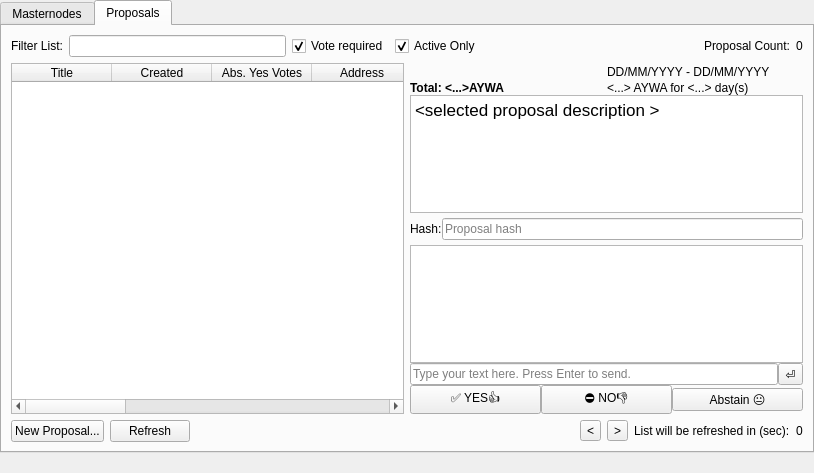
GetAywa/AywaCore, file src/qt/forms/masternodelist.ui: the form before one commit.
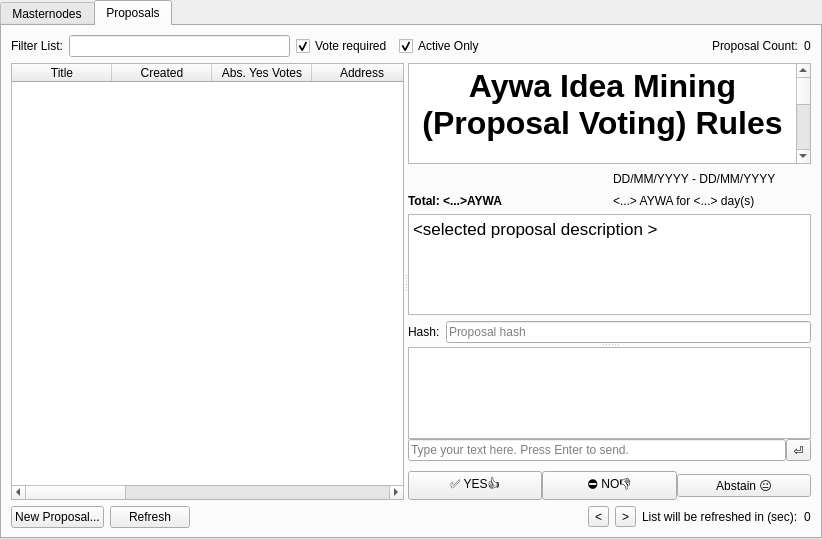
The form after the commit.

Commit message: Proposal Improvements: added aplitters and resolved some issues

What changed in the file:
```diff
--- a/src/qt/forms/masternodelist.ui
+++ b/src/qt/forms/masternodelist.ui
@@ -6,8 +6,8 @@
    <rect>
     <x>0</x>
     <y>0</y>
-    <width>814</width>
-    <height>473</height>
+    <width>822</width>
+    <height>539</height>
    </rect>
   </property>
   <property name="windowTitle">
@@ -286,73 +286,8 @@
         <attribute name="title">
          <string>Proposals</string>
         </attribute>
-        <layout class="QGridLayout" name="gridLayout">
-         <item row="3" column="0" rowspan="3">
-          <layout class="QHBoxLayout" name="horizontalLayout_4">
-           <property name="leftMargin">
-            <number>0</number>
-           </property>
-           <property name="topMargin">
-            <number>0</number>
-           </property>
+        <layout class="QVBoxLayout" name="verticalLayout_3">
            <item>
-            <widget class="QPushButton" name="buttonNewProposal">
-             <property name="text">
-              <string>New Proposal...</string>
-             </property>
-            </widget>
-           </item>
-           <item>
-            <widget class="QPushButton" name="buttonUpdateList">
-             <property name="text">
-              <string>Refresh</string>
-             </property>
-            </widget>
-           </item>
-           <item>
-            <spacer name="horizontalSpacer_4">
-             <property name="orientation">
-              <enum>Qt::Horizontal</enum>
-             </property>
-             <property name="sizeHint" stdset="0">
-              <size>
-               <width>40</width>
-               <height>20</height>
-              </size>
-             </property>
-            </spacer>
-           </item>
-           <item>
-            <widget class="QToolButton" name="bnFontSmaller">
-             <property name="text">
-              <string>&lt;</string>
-             </property>
-            </widget>
-           </item>
-           <item>
-            <widget class="QToolButton" name="bnFontBigger">
-             <property name="text">
-              <string>&gt;</string>
-             </property>
-            </widget>
-           </item>
-           <item>
-            <widget class="QLabel" name="label_text4567">
-             <property name="text">
-              <string>List will be refreshed in (sec):</string>
-             </property>
-            </widget>
-           </item>
-           <item>
-            <widget class="QLabel" name="labelProposalTabSeconds">
-             <property name="text">
-              <string>0</string>
-             </property>
-            </widget>
-           </item>
-          </layout>
-         </item>
-         <item row="0" column="0">
           <layout class="QHBoxLayout" name="horizontalLayout_31">
            <property name="bottomMargin">
             <number>0</number>
@@ -426,14 +361,16 @@
            </item>
           </layout>
          </item>
-         <item row="1" column="0">
+         <item>
+          <widget class="QSplitter" name="splitter">
+           <property name="mouseTracking">
+            <bool>false</bool>
+           </property>
+           <property name="orientation">
+            <enum>Qt::Horizontal</enum>
+           </property>
+           <widget class="QWidget" name="horizontalLayoutWidget">
           <layout class="QHBoxLayout" name="horizontalLayout_5">
-           <property name="spacing">
-            <number>-1</number>
-           </property>
-           <property name="topMargin">
-            <number>0</number>
-           </property>
            <item>
             <widget class="QTableWidget" name="tableWidgetProposals">
              <property name="editTriggers">
@@ -508,86 +445,30 @@
              </column>
             </widget>
            </item>
-           <item>
-            <layout class="QVBoxLayout" name="verticalLayout_3">
-             <property name="spacing">
-              <number>0</number>
-             </property>
-             <property name="rightMargin">
-              <number>0</number>
-             </property>
-             <item>
-              <layout class="QGridLayout" name="gridLayout_2">
-               <property name="topMargin">
-                <number>0</number>
-               </property>
-               <item row="0" column="0">
-                <widget class="QLabel" name="labelProposalName">
-                 <property name="font">
-                  <font>
-                   <pointsize>12</pointsize>
-                   <weight>75</weight>
-                   <bold>true</bold>
-                  </font>
-                 </property>
-                 <property name="text">
-                  <string>&lt;SELECTED PROPOSAL_NAME (DD/MM/YYYY)&gt;</string>
-                 </property>
-                </widget>
-               </item>
-               <item row="0" column="1">
-                <widget class="QLabel" name="labelProposalFromToDate">
-                 <property name="text">
-                  <string>DD/MM/YYYY - DD/MM/YYYY</string>
-                 </property>
-                </widget>
-               </item>
-               <item row="1" column="1">
-                <widget class="QLabel" name="labelProposalAmountAndDays">
-                 <property name="text">
-                  <string>&lt;...&gt; AYWA for &lt;...&gt; day(s)</string>
-                 </property>
-                </widget>
-               </item>
-               <item row="1" column="0">
-                <widget class="QLabel" name="labelTotalProposalBudget">
-                 <property name="font">
-                  <font>
-                   <weight>75</weight>
-                   <bold>true</bold>
-                  </font>
-                 </property>
-                 <property name="text">
-                  <string>Total: &lt;...&gt;AYWA</string>
-                 </property>
-                 <property name="alignment">
-                  <set>Qt::AlignLeading|Qt::AlignLeft|Qt::AlignVCenter</set>
-                 </property>
-                </widget>
-               </item>
-              </layout>
-             </item>
-             <item>
-              <widget class="QTextEdit" name="ProposalDescription_plainTextEdit">
-               <property name="html">
-                <string>&lt;!DOCTYPE HTML PUBLIC &quot;-//W3C//DTD HTML 4.0//EN&quot; &quot;http://www.w3.org/TR/REC-html40/strict.dtd&quot;&gt;
-&lt;html&gt;&lt;head&gt;&lt;meta name=&quot;qrichtext&quot; content=&quot;1&quot; /&gt;&lt;style type=&quot;text/css&quot;&gt;
-p, li { white-space: pre-wrap; }
-&lt;/style&gt;&lt;/head&gt;&lt;body style=&quot; font-family:'.SF NS Text'; font-size:13pt; font-weight:400; font-style:normal;&quot;&gt;
-&lt;p style=&quot; margin-top:0px; margin-bottom:0px; margin-left:0px; margin-right:0px; -qt-block-indent:0; text-indent:0px;&quot;&gt;&amp;lt;selected proposal description &amp;gt;&lt;/p&gt;&lt;/body&gt;&lt;/html&gt;</string>
-               </property>
-              </widget>
-             </item>
+            </layout>
+           </widget>
+           <widget class="QWidget" name="verticalLayoutWidget">
+            <layout class="QVBoxLayout" name="verticalLayout_2">
              <item>
-              <layout class="QHBoxLayout" name="horizontalLayout_7">
+              <widget class="QSplitter" name="splitter_2">
+               <property name="mouseTracking">
+                <bool>false</bool>
+               </property>
+               <property name="orientation">
+                <enum>Qt::Vertical</enum>
+               </property>
+               <widget class="QWidget" name="gridLayoutWidget">
+                <layout class="QGridLayout" name="gridLayout_3">
+                 <item row="3" column="1">
+                  <layout class="QHBoxLayout" name="horizontalLayout_8">
+                   <property name="spacing">
+                    <number>-1</number>
+                   </property>
                <property name="topMargin">
-                <number>5</number>
-               </property>
-               <property name="bottomMargin">
-                <number>5</number>
+                    <number>0</number>
                </property>
                <item>
-                <widget class="QLabel" name="label">
+                    <widget class="QLabel" name="labelHash">
                  <property name="text">
                   <string>Hash:</string>
                  </property>
@@ -617,44 +498,103 @@
                </item>
               </layout>
              </item>
-             <item>
-              <widget class="QListView" name="listViewConversation">
-               <property name="toolTipDuration">
-                <number>7</number>
+                 <item row="2" column="1">
+                  <widget class="QTextEdit" name="ProposalDescription_plainTextEdit">
+                   <property name="html">
+                    <string>&lt;!DOCTYPE HTML PUBLIC &quot;-//W3C//DTD HTML 4.0//EN&quot; &quot;http://www.w3.org/TR/REC-html40/strict.dtd&quot;&gt;
+&lt;html&gt;&lt;head&gt;&lt;meta name=&quot;qrichtext&quot; content=&quot;1&quot; /&gt;&lt;style type=&quot;text/css&quot;&gt;
+p, li { white-space: pre-wrap; }
+&lt;/style&gt;&lt;/head&gt;&lt;body style=&quot; font-family:'.SF NS Text'; font-size:13pt; font-weight:400; font-style:normal;&quot;&gt;
+&lt;p style=&quot; margin-top:0px; margin-bottom:0px; margin-left:0px; margin-right:0px; -qt-block-indent:0; text-indent:0px;&quot;&gt;&amp;lt;selected proposal description &amp;gt;&lt;/p&gt;&lt;/body&gt;&lt;/html&gt;</string>
                </property>
               </widget>
              </item>
-             <item>
-              <layout class="QHBoxLayout" name="horizontalLayout_6">
-               <property name="spacing">
-                <number>0</number>
-               </property>
+                 <item row="1" column="1">
+                  <layout class="QGridLayout" name="gridLayout_5">
                <property name="topMargin">
                 <number>0</number>
                </property>
-               <item>
-                <widget class="QLineEdit" name="lineeditMessage">
-                 <property name="placeholderText">
-                  <string>Type your text here. Press Enter to send.</string>
-                 </property>
-                </widget>
-               </item>
-               <item>
-                <widget class="QToolButton" name="bnSendMessage">
+                   <item row="4" column="0">
+                    <widget class="QLabel" name="labelProposalName">
+                     <property name="font">
+                      <font>
+                       <pointsize>12</pointsize>
+                       <weight>75</weight>
+                       <bold>true</bold>
+                      </font>
+                     </property>
+                     <property name="text">
+                      <string>&lt;SELECTED PROPOSAL_NAME (DD/MM/YYYY)&gt;</string>
+                     </property>
+                    </widget>
+                   </item>
+                   <item row="5" column="0">
+                    <widget class="QLabel" name="labelTotalProposalBudget">
+                     <property name="font">
+                      <font>
+                       <weight>75</weight>
+                       <bold>true</bold>
+                      </font>
+                     </property>
                  <property name="text">
-                  <string>⏎</string>
-                 </property>
-                </widget>
-               </item>
-              </layout>
-             </item>
-             <item>
-              <layout class="QHBoxLayout" name="horizontalLayout_8">
-               <property name="spacing">
+                      <string>Total: &lt;...&gt;AYWA</string>
+                     </property>
+                     <property name="alignment">
+                      <set>Qt::AlignLeading|Qt::AlignLeft|Qt::AlignVCenter</set>
+                     </property>
+                    </widget>
+                   </item>
+                   <item row="5" column="1">
+                    <widget class="QLabel" name="labelProposalAmountAndDays">
+                     <property name="text">
+                      <string>&lt;...&gt; AYWA for &lt;...&gt; day(s)</string>
+                     </property>
+                    </widget>
+                   </item>
+                   <item row="4" column="1">
+                    <widget class="QLabel" name="labelProposalFromToDate">
+                     <property name="text">
+                      <string>DD/MM/YYYY - DD/MM/YYYY</string>
+                     </property>
+                    </widget>
+                   </item>
+                  </layout>
+                 </item>
+                 <item row="0" column="1">
+                  <widget class="QTextBrowser" name="textBrowser">
+                   <property name="html">
+                    <string>&lt;!DOCTYPE HTML PUBLIC &quot;-//W3C//DTD HTML 4.0//EN&quot; &quot;http://www.w3.org/TR/REC-html40/strict.dtd&quot;&gt;
+&lt;html&gt;&lt;head&gt;&lt;meta name=&quot;qrichtext&quot; content=&quot;1&quot; /&gt;&lt;style type=&quot;text/css&quot;&gt;
+p, li { white-space: pre-wrap; }
+&lt;/style&gt;&lt;/head&gt;&lt;body style=&quot; font-family:'.SF NS Text'; font-size:13pt; font-weight:400; font-style:normal;&quot;&gt;
+&lt;p align=&quot;center&quot; style=&quot; margin-top:0px; margin-bottom:0px; margin-left:0px; margin-right:0px; -qt-block-indent:0; text-indent:0px;&quot;&gt;&lt;span style=&quot; font-size:24pt; font-weight:600;&quot;&gt;Aywa Idea Mining (Proposal Voting) Rules&lt;/span&gt;&lt;/p&gt;
+&lt;p align=&quot;center&quot; style=&quot;-qt-paragraph-type:empty; margin-top:0px; margin-bottom:0px; margin-left:0px; margin-right:0px; -qt-block-indent:0; text-indent:0px; font-size:24pt; font-weight:600;&quot;&gt;&lt;br /&gt;&lt;/p&gt;
+&lt;p style=&quot;-qt-paragraph-type:empty; margin-top:0px; margin-bottom:0px; margin-left:0px; margin-right:0px; -qt-block-indent:0; text-indent:0px;&quot;&gt;&lt;br /&gt;&lt;/p&gt;
+&lt;p align=&quot;justify&quot; style=&quot; margin-top:0px; margin-bottom:0px; margin-left:0px; margin-right:0px; -qt-block-indent:0; text-indent:0px;&quot;&gt;&lt;span style=&quot; font-size:18pt;&quot;&gt;1. Accepted any Ideas/Proposals, which could improve Aywa Platform. For example: prepare/post an article or a guide, a valueble code/scripts improvements (proposals/commits/pull requests etc.), Aywa promotion, creation and use of promotional products, listing assistance, publishing Aywa Platform Banner at your website, etc. Accepted proposals, if you invite developers, designers, promoters.&lt;/span&gt;&lt;/p&gt;
+&lt;p align=&quot;justify&quot; style=&quot;-qt-paragraph-type:empty; margin-top:0px; margin-bottom:0px; margin-left:0px; margin-right:0px; -qt-block-indent:0; text-indent:0px; font-size:18pt;&quot;&gt;&lt;br /&gt;&lt;/p&gt;
+&lt;p align=&quot;justify&quot; style=&quot; margin-top:0px; margin-bottom:0px; margin-left:0px; margin-right:0px; -qt-block-indent:0; text-indent:0px;&quot;&gt;&lt;span style=&quot; font-size:18pt;&quot;&gt;2. Proposal cost is 1 AYWA.&lt;/span&gt;&lt;/p&gt;
+&lt;p align=&quot;justify&quot; style=&quot;-qt-paragraph-type:empty; margin-top:0px; margin-bottom:0px; margin-left:0px; margin-right:0px; -qt-block-indent:0; text-indent:0px; font-size:18pt;&quot;&gt;&lt;br /&gt;&lt;/p&gt;
+&lt;p align=&quot;justify&quot; style=&quot; margin-top:0px; margin-bottom:0px; margin-left:0px; margin-right:0px; -qt-block-indent:0; text-indent:0px;&quot;&gt;&lt;span style=&quot; font-size:18pt;&quot;&gt;3. High-budget proposals can be accepted from trusted creators (wallets) only or if job already done.&lt;/span&gt;&lt;/p&gt;
+&lt;p align=&quot;justify&quot; style=&quot;-qt-paragraph-type:empty; margin-top:0px; margin-bottom:0px; margin-left:0px; margin-right:0px; -qt-block-indent:0; text-indent:0px; font-size:18pt;&quot;&gt;&lt;br /&gt;&lt;/p&gt;
+&lt;p align=&quot;justify&quot; style=&quot; margin-top:0px; margin-bottom:0px; margin-left:0px; margin-right:0px; -qt-block-indent:0; text-indent:0px;&quot;&gt;&lt;span style=&quot; font-size:18pt;&quot;&gt;4. If you create first proposal ask 1-50 AYWA for 1-5 days, but if a  job useful for Aywa already done and you share result, you can ask as many as you want.&lt;/span&gt;&lt;/p&gt;
+&lt;p align=&quot;justify&quot; style=&quot;-qt-paragraph-type:empty; margin-top:0px; margin-bottom:0px; margin-left:0px; margin-right:0px; -qt-block-indent:0; text-indent:0px; font-size:18pt;&quot;&gt;&lt;br /&gt;&lt;/p&gt;
+&lt;p align=&quot;justify&quot; style=&quot; margin-top:0px; margin-bottom:0px; margin-left:0px; margin-right:0px; -qt-block-indent:0; text-indent:0px;&quot;&gt;&lt;span style=&quot; font-size:18pt;&quot;&gt;5. All IdeaMining payments are transferred automatically by blockchain daily at about 22:00 UTC. Coins are generating for approved proposals only. Platform doesn't have any hidden developers fees.&lt;/span&gt;&lt;/p&gt;
+&lt;p align=&quot;justify&quot; style=&quot;-qt-paragraph-type:empty; margin-top:0px; margin-bottom:0px; margin-left:0px; margin-right:0px; -qt-block-indent:0; text-indent:0px; font-size:18pt;&quot;&gt;&lt;br /&gt;&lt;/p&gt;
+&lt;p align=&quot;justify&quot; style=&quot; margin-top:0px; margin-bottom:0px; margin-left:0px; margin-right:0px; -qt-block-indent:0; text-indent:0px;&quot;&gt;&lt;span style=&quot; font-size:18pt;&quot;&gt;6. If &lt;/span&gt;&lt;/p&gt;&lt;/body&gt;&lt;/html&gt;</string>
+                   </property>
+                  </widget>
+                 </item>
+                </layout>
+               </widget>
+               <widget class="QWidget" name="gridLayoutWidget_2">
+                <layout class="QGridLayout" name="gridLayout_4">
+                 <property name="verticalSpacing">
                 <number>0</number>
                </property>
+                 <item row="3" column="0">
+                  <layout class="QHBoxLayout" name="horizontalLayout_9">
                <property name="topMargin">
-                <number>0</number>
+                    <number>10</number>
                </property>
                <item>
                 <widget class="QPushButton" name="bnVoteYes">
@@ -679,16 +619,69 @@
                </item>
               </layout>
              </item>
-            </layout>
-           </item>
-          </layout>
+                 <item row="2" column="0">
+                  <layout class="QHBoxLayout" name="horizontalLayout_6">
+                   <property name="spacing">
+                    <number>0</number>
+                   </property>
+                   <property name="topMargin">
+                    <number>0</number>
+                   </property>
+                   <item>
+                    <widget class="QLineEdit" name="lineeditMessage">
+                     <property name="placeholderText">
+                      <string>Type your text here. Press Enter to send.</string>
+                     </property>
+                    </widget>
+                   </item>
+                   <item>
+                    <widget class="QToolButton" name="bnSendMessage">
+                     <property name="text">
+                      <string>⏎</string>
+                     </property>
+                    </widget>
+                   </item>
+                  </layout>
+                 </item>
+                 <item row="1" column="0">
+                  <widget class="QListView" name="listViewConversation">
+                   <property name="toolTipDuration">
+                    <number>7</number>
+                   </property>
+                  </widget>
+                 </item>
+                </layout>
+               </widget>
+              </widget>
          </item>
         </layout>
        </widget>
       </widget>
      </item>
      <item>
-      <spacer name="horizontalSpacer0">
+          <layout class="QHBoxLayout" name="horizontalLayout_4">
+           <property name="leftMargin">
+            <number>0</number>
+           </property>
+           <property name="topMargin">
+            <number>0</number>
+           </property>
+           <item>
+            <widget class="QPushButton" name="buttonNewProposal">
+             <property name="text">
+              <string>New Proposal...</string>
+             </property>
+            </widget>
+           </item>
+           <item>
+            <widget class="QPushButton" name="buttonUpdateList">
+             <property name="text">
+              <string>Refresh</string>
+             </property>
+            </widget>
+           </item>
+           <item>
+            <spacer name="horizontalSpacer_4">
        <property name="orientation">
         <enum>Qt::Horizontal</enum>
        </property>
@@ -699,6 +692,40 @@
         </size>
        </property>
       </spacer>
+           </item>
+           <item>
+            <widget class="QToolButton" name="bnFontSmaller">
+             <property name="text">
+              <string>&lt;</string>
+             </property>
+            </widget>
+           </item>
+           <item>
+            <widget class="QToolButton" name="bnFontBigger">
+             <property name="text">
+              <string>&gt;</string>
+             </property>
+            </widget>
+           </item>
+           <item>
+            <widget class="QLabel" name="label_text4567">
+             <property name="text">
+              <string>List will be refreshed in (sec):</string>
+             </property>
+            </widget>
+           </item>
+           <item>
+            <widget class="QLabel" name="labelProposalTabSeconds">
+             <property name="text">
+              <string>0</string>
+             </property>
+            </widget>
+           </item>
+          </layout>
+         </item>
+        </layout>
+       </widget>
+      </widget>
      </item>
     </layout>
    </item>
```
Lines whose indentation alone changed are shown as unchanged. The commit also changes 1 other file.
